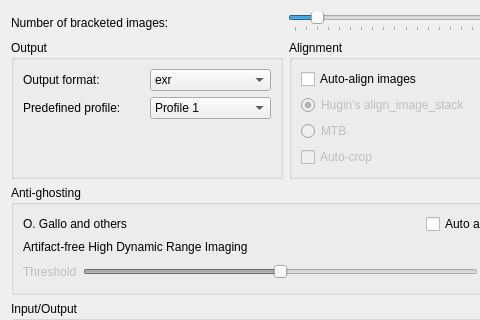
This is src/BatchHDR/BatchHDRDialog.ui in LuminanceHDR/LuminanceHDR as Qt 5 draws it before an edit; both pictures show x 0 to 480 and y 0 to 320 of the 571 by 702 pixel window. The edited form follows.
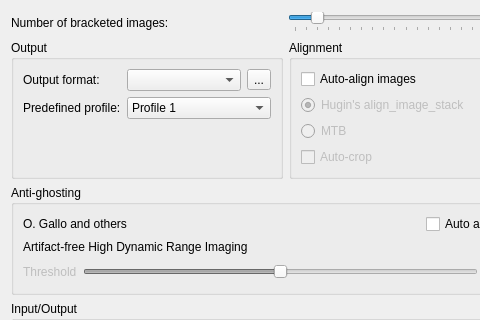
This is the edited form. Icons and pictures are not drawn.

Commit message: [formats] unify output format handling of BatchHDR and BatchTM

Diff of the .ui file:
```diff
--- a/src/BatchHDR/BatchHDRDialog.ui
+++ b/src/BatchHDR/BatchHDRDialog.ui
@@ -97,48 +97,51 @@
        </property>
        <layout class="QGridLayout" name="gridLayout_7">
         <item row="0" column="0">
-         <layout class="QGridLayout" name="gridLayout_5">
-          <property name="sizeConstraint">
-           <enum>QLayout::SetMinimumSize</enum>
-          </property>
-          <item row="1" column="0">
-           <widget class="QLabel" name="label_2">
-            <property name="text">
-             <string>Predefined profile:</string>
+         <layout class="QGridLayout" name="gridLayout_5" columnstretch="0,1,0" columnminimumwidth="0,1,0">
+          <item row="2" column="0">
+           <spacer name="verticalSpacer">
+            <property name="orientation">
+             <enum>Qt::Vertical</enum>
             </property>
-           </widget>
+            <property name="sizeHint" stdset="0">
+             <size>
+              <width>20</width>
+              <height>40</height>
+             </size>
+            </property>
+           </spacer>
           </item>
           <item row="0" column="1">
            <widget class="QComboBox" name="formatComboBox">
+            <property name="sizePolicy">
+             <sizepolicy hsizetype="Preferred" vsizetype="Fixed">
+              <horstretch>1</horstretch>
+              <verstretch>0</verstretch>
+             </sizepolicy>
+            </property>
             <property name="toolTip">
              <string>Choose an HDR output file format</string>
             </property>
             <property name="currentIndex">
-             <number>1</number>
+             <number>-1</number>
             </property>
-            <item>
-             <property name="text">
-              <string>hdr</string>
-             </property>
-            </item>
-            <item>
-             <property name="text">
-              <string>exr</string>
-             </property>
-            </item>
-            <item>
-             <property name="text">
-              <string>PFS</string>
-             </property>
-            </item>
-            <item>
-             <property name="text">
-              <string>tiff</string>
-             </property>
-            </item>
            </widget>
           </item>
-          <item row="1" column="1">
+          <item row="1" column="0">
+           <widget class="QLabel" name="label_2">
+            <property name="text">
+             <string>Predefined profile:</string>
+            </property>
+           </widget>
+          </item>
+          <item row="0" column="0">
+           <widget class="QLabel" name="label_3">
+            <property name="text">
+             <string>Output format:</string>
+            </property>
+           </widget>
+          </item>
+          <item row="1" column="1" colspan="2">
            <widget class="QComboBox" name="profileComboBox">
             <property name="toolTip">
              <string>Choose one of the creation predefined profiles. 
@@ -179,10 +182,10 @@
             </item>
            </widget>
           </item>
-          <item row="0" column="0">
-           <widget class="QLabel" name="label_3">
+          <item row="0" column="2">
+           <widget class="QToolButton" name="formatSettingsButton">
             <property name="text">
-             <string>Output format:</string>
+             <string notr="true">...</string>
             </property>
            </widget>
           </item>
```
Left out of the diff: 229 changed lines with no effect on the pictures. The commit also changes 13 other files.
